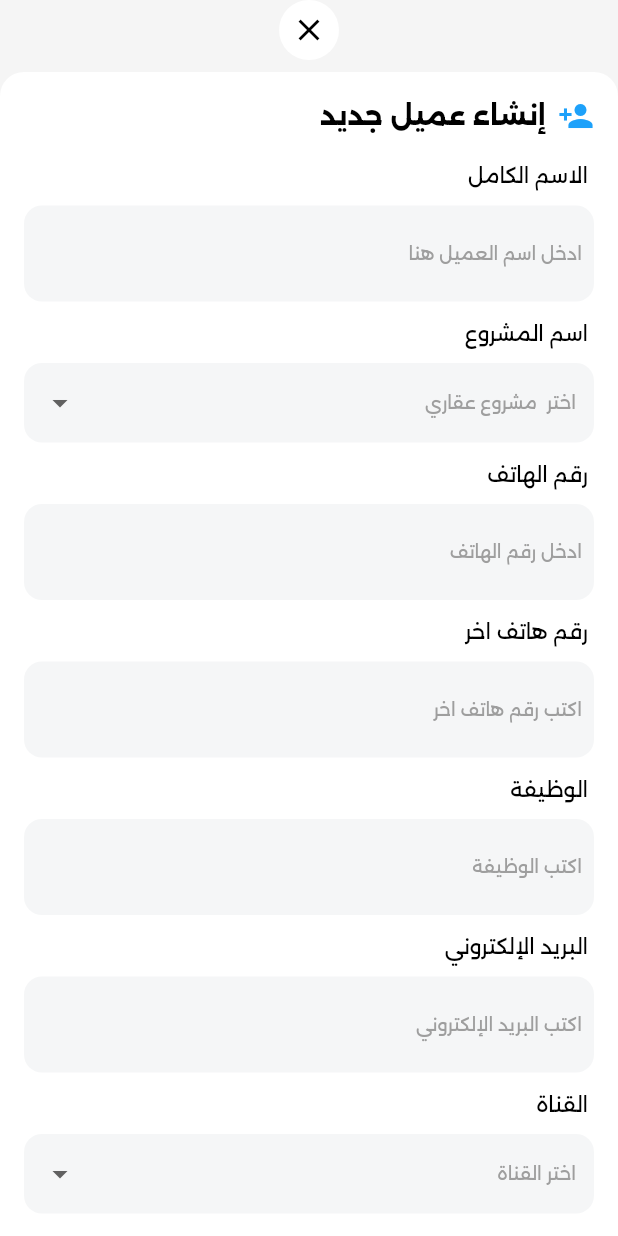
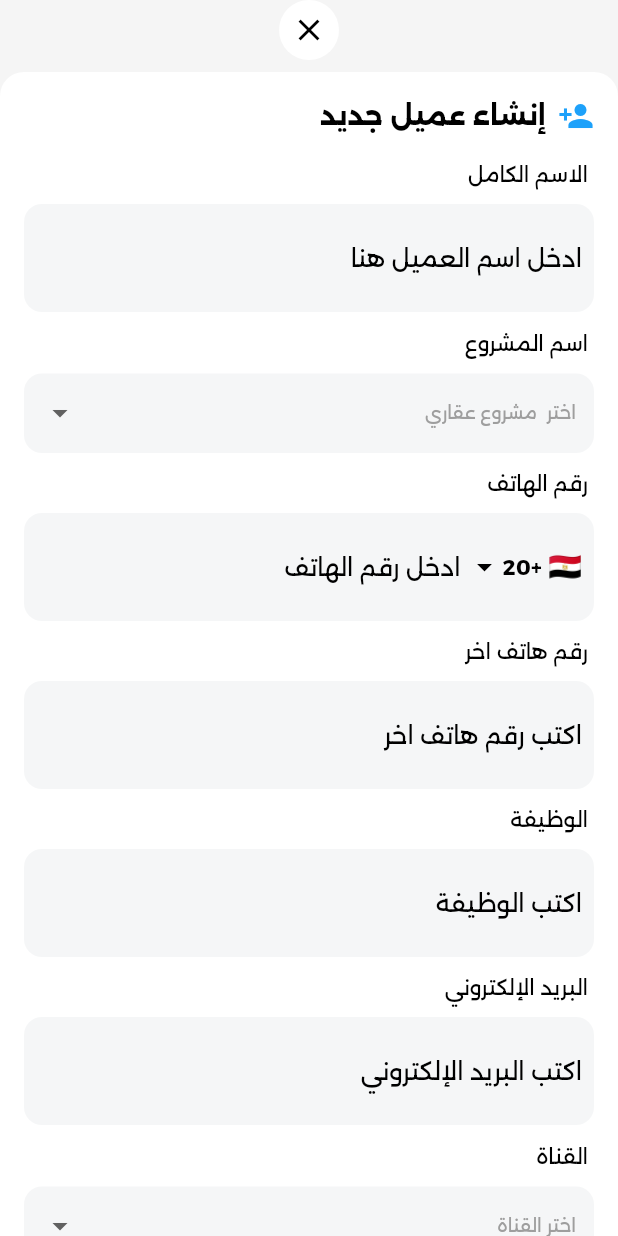
Before and after one commit to Alimgahed/CRM, a Flutter app: the AddClient widget shown alone on an empty page, opened directly, on a phone screen of 412 x 824 dp. Run offline on Flutter 3.47's test engine with Material 3 defaults, Android fonts, the light colour scheme and no system bars; our stand-ins replace dio, file_picker, fl_chart, get, shared_preferences, table_calendar; accounts and stored records are empty.

Commit message:
add country code

```diff
--- /dev/null
+++ b/lib/controller/Features/Country_code.dart
@@ -0,0 +1,111 @@
+import 'package:flutter/material.dart';
+import 'package:get/get.dart';
+
+class CountryController extends GetxController {
+  TextEditingController phone = TextEditingController();
+
+  RxString selectedFlag = "🇪🇬".obs;
+  RxString selectedCode = "+20".obs;
+
+  /// Common Arab countries + worlds most used
+  List<Map<String, String>> countries = [
+    {"flag": "🇪🇬", "code": "+20", "name": "Egypt"},
+    {"flag": "🇸🇦", "code": "+966", "name": "Saudi Arabia"},
+    {"flag": "🇦🇪", "code": "+971", "name": "United Arab Emirates"},
+    {"flag": "🇶🇦", "code": "+974", "name": "Qatar"},
+    {"flag": "🇰🇼", "code": "+965", "name": "Kuwait"},
+    {"flag": "🇧🇭", "code": "+973", "name": "Bahrain"},
+    {"flag": "🇴🇲", "code": "+968", "name": "Oman"},
+    {"flag": "🇯🇴", "code": "+962", "name": "Jordan"},
+    {"flag": "🇱🇧", "code": "+961", "name": "Lebanon"},
+    {"flag": "🇮🇶", "code": "+964", "name": "Iraq"},
+    {"flag": "🇾🇪", "code": "+967", "name": "Yemen"},
+    {"flag": "🇸🇩", "code": "+249", "name": "Sudan"},
+    {"flag": "🇸🇾", "code": "+963", "name": "Syria"},
+    {"flag": "🇱🇾", "code": "+218", "name": "Libya"},
+    {"flag": "🇲🇦", "code": "+212", "name": "Morocco"},
+    {"flag": "🇩🇿", "code": "+213", "name": "Algeria"},
+    {"flag": "🇹🇳", "code": "+216", "name": "Tunisia"},
+
+    /// Additional countries (common globally)
+    {"flag": "🇮🇳", "code": "+91", "name": "India"},
+    {"flag": "🇺🇸", "code": "+1", "name": "USA"},
+    {"flag": "🇬🇧", "code": "+44", "name": "United Kingdom"},
+  ];
+
+  void selectCountry(String flag, String code) {
+    selectedFlag.value = flag;
+    selectedCode.value = code;
+    Get.back();
+  }
+
+  String get fullNumber => "${selectedCode.value}";
+  Widget prefixWidget(VoidCallback onTap) {
+    return Obx(() {
+      return GestureDetector(
+        onTap: onTap,
+        child: Row(
+          mainAxisSize: MainAxisSize.min,
+          children: [
+            Text(selectedFlag.value, style: const TextStyle(fontSize: 18)),
+            const SizedBox(width: 4),
+            Text(
+              selectedCode.value,
+              style: const TextStyle(fontSize: 14, fontWeight: FontWeight.bold),
+            ),
+            const Icon(Icons.arrow_drop_down),
+          ],
+        ),
+      );
+    });
+  }
+}
+
+void showCountrydialog() {
+  final c = Get.find<CountryController>();
+
+  Get.dialog(
+    Center(
+      child: Material(
+        borderRadius: BorderRadius.circular(16),
+        child: Container(
+          width: 320,
+          padding: const EdgeInsets.all(16),
+          decoration: BoxDecoration(
+            color: Colors.white,
+            borderRadius: BorderRadius.circular(16),
+          ),
+          child: Column(
+            mainAxisSize: MainAxisSize.min,
+            children: [
+              const Text(
+                "Select Country",
+                style: TextStyle(fontSize: 18, fontWeight: FontWeight.bold),
+              ),
+              const SizedBox(height: 16),
+
+              SizedBox(
+                height: 260,
+                child: ListView(
+                  children: c.countries.map((country) {
+                    return ListTile(
+                      leading: Text(
+                        country["flag"]!,
+                        style: const TextStyle(fontSize: 24),
+                      ),
+                      title: Text("${country['name']} (${country['code']})"),
+                      onTap: () {
+                        c.selectCountry(country["flag"]!, country["code"]!);
+                      },
+                    );
+                  }).toList(),
+                ),
+              ),
+            ],
+          ),
+        ),
+      ),
+    ),
+    barrierDismissible: true,
+  );
+}
--- a/lib/controller/language/language.dart
+++ b/lib/controller/language/language.dart
@@ -60,6 +60,7 @@ class MyTranslations extends Translations {
       'Full Name': 'Full Name',
       'Enter Client Name Here': 'Enter Client Name Here',
       "High": "High",
+      'Phone Number':'Phone Number',
       'Task Priority': 'Task Priority',
       'Project Name': 'Project Name',
       "Select Project Name": "Select Project Name",
@@ -234,9 +235,30 @@ class MyTranslations extends Translations {
       'Unit details': 'Unit details',
       'Unit Components': 'Units Components',
       'Commisions': 'Commisions',
+      'Company Name': 'Company Name',
+      'Enter Company Name': 'Enter Company Name',
+      'E-mail': 'E-mail',
+      'Enter E-mail': 'Enter E-mail',
+      'Password': 'Password',
+      'Enter Password': 'Enter Password',
+      'Forgot Password?': 'Forgot Password?',
+      "Login": "Login",
+      'Edit': 'Edit',
+      'Or Login With': 'Or Login With',
     },
 
     'ar': {
+      'Or Login With': ' أو سجل بأستخدام',
+      'Edit': 'تعديل',
+      "Login": "تسجيل الدخول",
+      'Company Name': 'اسم الشركة',
+      'Enter Company Name': 'ادخل اسم الشركة',
+      'E-mail': 'البريد الإلكتروني',
+      'Phone Number':'رقم الهاتف',
+      'Enter E-mail': 'ادخل البريد الإلكتروني',
+      'Password': 'كلمة المرور',
+      'Enter Password': 'ادخل كلمة المرور',
+      'Forgot Password?': 'هل نسيت كلمة المرور؟',
       'Commisions': 'العمولات',
       'Unit Components': 'مكونات الوحدة',
       'Unit details': 'تفاصيل الوحدة',
--- a/lib/gloable/Reusable_widget/fields.dart
+++ b/lib/gloable/Reusable_widget/fields.dart
@@ -1,4 +1,5 @@
 import 'package:crm/constant/colors.dart';
+import 'package:crm/controller/Features/Country_code.dart';
 import 'package:flutter/material.dart';
 import 'package:flutter/services.dart';
 import 'package:get/get.dart';
@@ -10,50 +11,67 @@ class CustomTextFormField extends StatelessWidget {
   final VoidCallback? onTap;
   final Function(String)? onChanged;
   final VoidCallback? onEditingComplete;
-  final bool? readOnly;
+  final bool readOnly;
   final IconData? iconData;
   final String? Function(String?)? validator;
-  final bool allowOnlyDigits;
+  final TextInputType? keyboardType;
+  final List<TextInputFormatter>? inputFormatters;
   final bool useValidator;
   final bool obscureText;
   final String? text;
+  final Widget? prefixWidget;
+  final Widget? suffixWidget;
+  final int? maxLines;
+  final int? maxLength;
+  final bool enableTogglePassword;
+
+  // Phone specific
+  final bool isPhoneField;
+  final VoidCallback? onSelectCountry;
 
   const CustomTextFormField({
     super.key,
     this.controller,
-    this.text,
     this.hintText,
     this.labelText,
     this.onTap,
     this.onChanged,
     this.onEditingComplete,
-    this.readOnly,
+    this.readOnly = false,
     this.iconData,
     this.validator,
-    this.allowOnlyDigits = false,
+    this.keyboardType,
+    this.inputFormatters,
     this.useValidator = true,
     this.obscureText = false,
+    this.text,
+    this.prefixWidget,
+    this.suffixWidget,
+    this.maxLines = 1,
+    this.maxLength,
+    this.enableTogglePassword = false,
+    this.isPhoneField = false,
+    this.onSelectCountry,
   });
 
   @override
   Widget build(BuildContext context) {
+    // Reactive password toggle
+    final isObscured = obscureText.obs;
+
     return Column(
       crossAxisAlignment: CrossAxisAlignment.start,
       children: [
-        // Label
-        Padding(
-          padding: const EdgeInsets.only(right: 4, left: 4),
-          child: Text(
-            text ?? "",
-            style: const TextStyle(
-              fontWeight: FontWeight.w400,
-              fontSize: 14,
-              height: 1.5,
+        // Label above field
+        if (text != null && text!.isNotEmpty)
+          Padding(
+            padding: const EdgeInsets.symmetric(horizontal: 4),
+            child: Text(
+              text!,
+              style: const TextStyle(fontWeight: FontWeight.w400, fontSize: 14),
             ),
           ),
-        ),
-
-        const SizedBox(height: 10),
+        if (text != null && text!.isNotEmpty) const SizedBox(height: 10),
 
         Container(
           padding: const EdgeInsets.all(8.0),
@@ -61,53 +79,35 @@ class CustomTextFormField extends StatelessWidget {
             color: inputFieldColor,
             borderRadius: BorderRadius.circular(12),
           ),
-
-          // 🔥 Default height 48, expands automatically
-          child: ConstrainedBox(
-            constraints: const BoxConstraints(
-              minHeight: 40, // default height
-              maxHeight: double.infinity, // allow growth
-            ),
-
-            child: TextFormField(
+          child: Obx(
+            () => TextFormField(
               controller: controller,
               onTap: onTap,
-              readOnly: readOnly ?? false,
-              obscureText: obscureText,
-
-              minLines: 1,
-              maxLines: obscureText ? 1 : null, // auto-expand if not password
-
-              keyboardType: allowOnlyDigits
-                  ? TextInputType.number
-                  : TextInputType.multiline,
-
-              inputFormatters: allowOnlyDigits
-                  ? [FilteringTextInputFormatter.allow(RegExp(r'^\d*\.?\d*$'))]
-                  : null,
-
-              style: const TextStyle(fontSize: 12),
-
+              readOnly: readOnly,
+              obscureText: isObscured.value,
+              keyboardType:
+                  keyboardType ??
+                  (isPhoneField ? TextInputType.phone : TextInputType.text),
+              inputFormatters:
+                  inputFormatters ??
+                  (isPhoneField
+                      ? [FilteringTextInputFormatter.digitsOnly]
+                      : null),
+              maxLines: obscureText ? 1 : maxLines,
+              maxLength: maxLength,
               decoration: InputDecoration(
                 labelText: labelText,
-                labelStyle: const TextStyle(color: Colors.grey, fontSize: 12),
                 hintText: hintText,
-                prefixIcon: iconData != null
-                    ? Icon(iconData, color: appColor)
-                    : null,
                 border: InputBorder.none,
+                counterText: maxLength != null ? null : '',
+
+                // Prefix
+                prefixIcon: _buildPrefixWidget(),
+
+                // Suffix
+                suffixIcon: _buildSuffixWidget(isObscured),
               ),
-
-              validator: useValidator
-                  ? validator ??
-                        (value) {
-                          if (value == null || value.isEmpty) {
-                            return "This field cannot be empty".tr;
-                          }
-                          return null;
-                        }
-                  : null,
-
+              validator: useValidator ? _getValidator() : null,
               onChanged: onChanged,
               onEditingComplete: onEditingComplete,
             ),
@@ -116,9 +116,131 @@ class CustomTextFormField extends StatelessWidget {
       ],
     );
   }
+
+  /// Prefix widget
+  Widget? _buildPrefixWidget() {
+    if (prefixWidget != null) return prefixWidget;
+
+    if (isPhoneField && onSelectCountry != null) {
+      final countryController = Get.find<CountryController>();
+      return countryController.prefixWidget(onSelectCountry!);
+    }
+
+    if (iconData != null) {
+      return Row(
+        mainAxisSize: MainAxisSize.min,
+        children: [
+          Icon(iconData, color: appColor),
+          const SizedBox(width: 8),
+          Container(height: 24, width: 1, color: Colors.grey.shade300),
+        ],
+      );
+    }
+
+    return null;
+  }
+
+  /// Suffix widget (password toggle)
+  Widget? _buildSuffixWidget(RxBool isObscured) {
+    if (suffixWidget != null) return suffixWidget;
+
+    if (enableTogglePassword && obscureText) {
+      return IconButton(
+        icon: Icon(
+          isObscured.value ? Icons.visibility_off : Icons.visibility,
+          color: Colors.grey,
+        ),
+        onPressed: () => isObscured.toggle(),
+      );
+    }
+
+    return null;
+  }
+
+  /// Validator
+  String? Function(String?)? _getValidator() {
+    return validator ??
+        (value) {
+          if (value == null || value.isEmpty) {
+            return "This field cannot be empty";
+          }
+          return null;
+        };
+  }
+
+  // ================================
+  // FACTORY METHODS
+  // ================================
+  static CustomTextFormField password({
+    Key? key,
+    TextEditingController? controller,
+    String? labelText,
+    String? hintText,
+    String? labelAboveField,
+    String? Function(String?)? validator,
+    Function(String)? onChanged,
+  }) {
+    return CustomTextFormField(
+      key: key,
+      controller: controller,
+      labelText: labelText,
+      hintText: hintText,
+      text: labelAboveField,
+      iconData: Icons.lock_outline,
+      obscureText: true,
+      enableTogglePassword: true,
+      validator: validator,
+      onChanged: onChanged,
+    );
+  }
+
+  static CustomTextFormField phone({
+    Key? key,
+    TextEditingController? controller,
+    String? labelText,
+    String? hintText,
+    String? labelAboveField,
+    required VoidCallback onSelectCountry,
+    String? Function(String?)? validator,
+    Function(String)? onChanged,
+  }) {
+    return CustomTextFormField(
+      key: key,
+      controller: controller,
+      labelText: labelText,
+      hintText: hintText,
+      text: labelAboveField,
+      isPhoneField: true,
+      onSelectCountry: onSelectCountry,
+      keyboardType: TextInputType.phone,
+      inputFormatters: [FilteringTextInputFormatter.digitsOnly],
+      validator: validator,
+      onChanged: onChanged,
+    );
+  }
+
+  static CustomTextFormField email({
+    Key? key,
+    TextEditingController? controller,
+    String? labelText,
+    String? hintText,
+    String? labelAboveField,
+    String? Function(String?)? validator,
+    Function(String)? onChanged,
+  }) {
+    return CustomTextFormField(
+      key: key,
+      controller: controller,
+      labelText: labelText,
+      hintText: hintText,
+      text: labelAboveField,
+      iconData: Icons.email_outlined,
+      keyboardType: TextInputType.emailAddress,
+      validator: validator,
+      onChanged: onChanged,
+    );
+  }
 }
-
-// gray background
 
 class CustomDropdownFormField<T> extends StatelessWidget {
   final String labelText;
--- a/lib/view/Clients/Clients_add/AddBuyRequest.dart
+++ b/lib/view/Clients/Clients_add/AddBuyRequest.dart
@@ -101,7 +101,6 @@ class Addbuyrequest extends StatelessWidget {
                   CustomTextFormField(
                     text: 'Number of bathrooms'.tr,
                     labelText: 'Number of bathrooms'.tr,
-                    allowOnlyDigits: true,
                     controller: controller.bathroomsController,
                   ),
 
@@ -111,7 +110,6 @@ class Addbuyrequest extends StatelessWidget {
                   CustomTextFormField(
                     text: 'Number of Rooms'.tr,
                     labelText: 'Number of Rooms'.tr,
-                    allowOnlyDigits: true,
                     controller: controller.roomsController,
                   ),
 
@@ -156,7 +154,6 @@ class Addbuyrequest extends StatelessWidget {
                   CustomTextFormField(
                     text: 'Floor'.tr,
                     labelText: 'Floor'.tr,
-                    allowOnlyDigits: true,
                     controller: controller.floorController,
                   ),
 
@@ -190,7 +187,6 @@ class Addbuyrequest extends StatelessWidget {
                   CustomTextFormField(
                     text: 'Land area'.tr,
                     labelText: 'Land area'.tr,
-                    allowOnlyDigits: true,
                     controller: controller.landAreaController,
                   ),
 
@@ -219,7 +215,6 @@ class Addbuyrequest extends StatelessWidget {
                   CustomTextFormField(
                     text: 'Price'.tr,
                     labelText: 'Price'.tr,
-                    allowOnlyDigits: true,
                     controller: controller.priceController,
                   ),
 
--- a/lib/view/More/More.dart
+++ b/lib/view/More/More.dart
@@ -1,6 +1,7 @@
 import 'package:crm/my_widget/More_widget.dart/more.dart';
 import 'package:crm/view/%20Commisions/allCommisions.dart';
 import 'package:crm/view/%20Users/User_managment.dart';
+import 'package:crm/view/Auth/Login.dart';
 import 'package:crm/view/Developer/AllDeveloper.dart';
 import 'package:crm/view/Owners/allOwner.dart';
 import 'package:crm/view/Projects/Allprojects.dart';
@@ -104,6 +105,7 @@ class MoreScreen extends StatelessWidget {
               icon: Icons.logout_outlined,
               text: 'Logout'.tr,
               onTap: () {
+                Get.to(() =>  Login());
                 // Handle tap
               },
             ),
--- a/lib/view/actions/add_client.dart
+++ b/lib/view/actions/add_client.dart
@@ -1,6 +1,7 @@
+import 'package:crm/controller/Features/Country_code.dart';
 import 'package:crm/controller/actions/add_client.dart';
+import 'package:crm/gloable/Reusable_widget/buttons.dart';
 import 'package:crm/gloable/Reusable_widget/fields.dart';
-import 'package:crm/gloable/Reusable_widget/buttons.dart';
 import 'package:flutter/material.dart';
 import 'package:get/get.dart';
 
@@ -10,6 +11,7 @@ class AddClient extends StatelessWidget {
   @override
   Widget build(BuildContext context) {
     final controller = Get.put(AddClientController(), permanent: false);
+    final countryController = Get.put(CountryController(), permanent: false);
 
     return SingleChildScrollView(
       child: Column(
@@ -69,10 +71,14 @@ class AddClient extends StatelessWidget {
                 ),
                 const SizedBox(height: 10),
 
-                CustomTextFormField(
-                  text: 'Phone'.tr,
+                CustomTextFormField.phone(
+                  hintText: 'Phone'.tr,
+                  labelAboveField:'Phone Number'.tr,
                   labelText: 'Enter Phone Number'.tr,
                   controller: controller.assignedToController,
+                  onSelectCountry: () {
+                    showCountrydialog();
+                  },
                 ),
                 const SizedBox(height: 10),
 
--- a/lib/view/actions/add_task.dart
+++ b/lib/view/actions/add_task.dart
@@ -86,21 +86,18 @@ class AddTask extends StatelessWidget {
                   const SizedBox(height: 10),
 
                   CustomTextFormField(
-                    text: 'Assigned to'.tr,
                     labelText: 'Assigned to'.tr,
                     controller: controller.assignedToController,
                   ),
                   const SizedBox(height: 10),
 
                   CustomTextFormField(
-                    text: 'Expiration Date'.tr,
                     labelText: 'Write Expiration Date'.tr,
                     controller: controller.expirationDateController,
                   ),
                   const SizedBox(height: 10),
 
                   CustomTextFormField(
-                    text: 'Task Description'.tr,
                     labelText: 'Write Task Description'.tr,
                     controller: controller.taskDescriptionController,
                   ),
--- a/lib/view/home/home.dart
+++ b/lib/view/home/home.dart
@@ -22,7 +22,7 @@ class Home extends StatelessWidget {
                 buildHeader(context),
                 SizedBox(height: 30),
                 SizedBox(
-                  height: 260, // Space for the overlapping search bar
+                  height: 300, // Space for the overlapping search bar
                   child: TotalsSection(),
                 ),
                 const SizedBox(height: 340, child: SalesPerformanceStages()),
--- a/pubspec.yaml
+++ b/pubspec.yaml
@@ -24,7 +24,6 @@ dependencies:
   url_launcher: ^6.1.11
   fl_chart: ^1.1.1
 
-
 dev_dependencies:
   flutter_test:
     sdk: flutter
@@ -33,6 +32,9 @@ dev_dependencies:
 flutter:
   uses-material-design: true
 
+  assets:
+    - images/
+
   fonts:
     - family: Alexandria
       fonts:
```
Also changed, not shown: lib/gloable/Reusable_widget/buttons.dart (+9 -4 lines), lib/main.dart (+5 -3 lines), lib/my_widget/Property_widget/Devlopers/AllDeveloper.dart (+15 -10 lines), lib/my_widget/home_widget/totals.dart (+25 -33 lines), lib/my_widget/layout_widget.dart/layout_widget.dart (+4 -24 lines), lib/view/Auth/Login.dart (added, +59 -0 lines), lib/view/Onbordinng/onbording.dart (+52 -37 lines), lib/view/splash_screen/splash.dart (added, +32 -0 lines), images/Splash screen.png (added), pubspec.lock.
